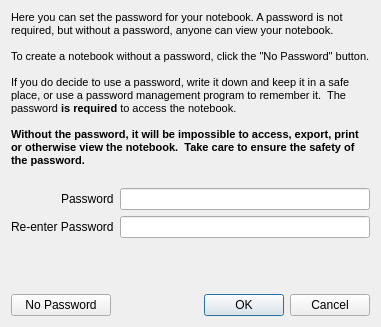
This is set_password_dlg.ui in redeyedvireo/PyNoteBook as Qt 5 draws it before an edit. The edited form follows.
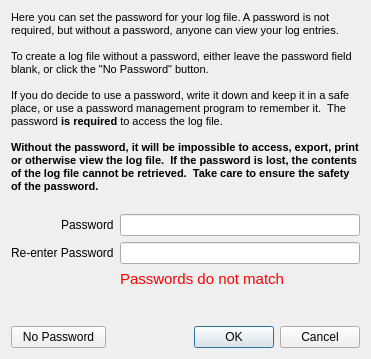
This is the edited form.

```diff
--- a/set_password_dlg.ui
+++ b/set_password_dlg.ui
@@ -6,8 +6,8 @@
    <rect>
     <x>0</x>
     <y>0</y>
-    <width>381</width>
-    <height>327</height>
+    <width>371</width>
+    <height>359</height>
    </rect>
   </property>
   <property name="windowTitle">
@@ -18,19 +18,16 @@
     <widget class="QLabel" name="label">
      <property name="text">
       <string>&lt;!DOCTYPE HTML PUBLIC &quot;-//W3C//DTD HTML 4.0//EN&quot; &quot;http://www.w3.org/TR/REC-html40/strict.dtd&quot;&gt;
-&lt;html&gt;&lt;head&gt;&lt;meta name=&quot;qrichtext&quot; content=&quot;1&quot; /&gt;&lt;meta charset=&quot;utf-8&quot; /&gt;&lt;style type=&quot;text/css&quot;&gt;
+&lt;html&gt;&lt;head&gt;&lt;meta name=&quot;qrichtext&quot; content=&quot;1&quot; /&gt;&lt;style type=&quot;text/css&quot;&gt;
 p, li { white-space: pre-wrap; }
-hr { height: 1px; border-width: 0; }
-li.unchecked::marker { content: &quot;\2610&quot;; }
-li.checked::marker { content: &quot;\2612&quot;; }
-&lt;/style&gt;&lt;/head&gt;&lt;body style=&quot; font-family:'Segoe UI'; font-size:9pt; font-weight:400; font-style:normal;&quot;&gt;
-&lt;p style=&quot; margin-top:0px; margin-bottom:0px; margin-left:0px; margin-right:0px; -qt-block-indent:0; text-indent:0px;&quot;&gt;&lt;span style=&quot; font-family:'MS Shell Dlg 2'; font-size:8pt;&quot;&gt;Here you can set the password for your notebook. A password is not required, but without a password, anyone can view your notebook.&lt;/span&gt;&lt;/p&gt;
-&lt;p style=&quot;-qt-paragraph-type:empty; margin-top:0px; margin-bottom:0px; margin-left:0px; margin-right:0px; -qt-block-indent:0; text-indent:0px; font-family:'MS Shell Dlg 2'; font-size:8pt;&quot;&gt;&lt;br /&gt;&lt;/p&gt;
-&lt;p style=&quot; margin-top:0px; margin-bottom:0px; margin-left:0px; margin-right:0px; -qt-block-indent:0; text-indent:0px;&quot;&gt;&lt;span style=&quot; font-family:'MS Shell Dlg 2'; font-size:8pt;&quot;&gt;To create a notebook without a password, click the &amp;quot;No Password&amp;quot; button.&lt;/span&gt;&lt;/p&gt;
-&lt;p style=&quot;-qt-paragraph-type:empty; margin-top:0px; margin-bottom:0px; margin-left:0px; margin-right:0px; -qt-block-indent:0; text-indent:0px; font-family:'MS Shell Dlg 2'; font-size:8pt;&quot;&gt;&lt;br /&gt;&lt;/p&gt;
-&lt;p style=&quot; margin-top:0px; margin-bottom:0px; margin-left:0px; margin-right:0px; -qt-block-indent:0; text-indent:0px;&quot;&gt;&lt;span style=&quot; font-family:'MS Shell Dlg 2'; font-size:8pt;&quot;&gt;If you do decide to use a password, write it down and keep it in a safe place, or use a password management program to remember it.  The password &lt;/span&gt;&lt;span style=&quot; font-family:'MS Shell Dlg 2'; font-size:8pt; font-weight:600;&quot;&gt;is required&lt;/span&gt;&lt;span style=&quot; font-family:'MS Shell Dlg 2'; font-size:8pt;&quot;&gt; to access the notebook.&lt;/span&gt;&lt;/p&gt;
-&lt;p style=&quot;-qt-paragraph-type:empty; margin-top:0px; margin-bottom:0px; margin-left:0px; margin-right:0px; -qt-block-indent:0; text-indent:0px; font-family:'MS Shell Dlg 2'; font-size:8pt;&quot;&gt;&lt;br /&gt;&lt;/p&gt;
-&lt;p style=&quot; margin-top:0px; margin-bottom:0px; margin-left:0px; margin-right:0px; -qt-block-indent:0; text-indent:0px;&quot;&gt;&lt;span style=&quot; font-family:'MS Shell Dlg 2'; font-size:8pt; font-weight:600;&quot;&gt;Without the password, it will be impossible to access, export, print or otherwise view the notebook.  Take care to ensure the safety of the password.&lt;/span&gt;&lt;/p&gt;&lt;/body&gt;&lt;/html&gt;</string>
+&lt;/style&gt;&lt;/head&gt;&lt;body style=&quot; font-family:'MS Shell Dlg 2'; font-size:8.25pt; font-weight:400; font-style:normal;&quot;&gt;
+&lt;p style=&quot; margin-top:0px; margin-bottom:0px; margin-left:0px; margin-right:0px; -qt-block-indent:0; text-indent:0px;&quot;&gt;&lt;span style=&quot; font-size:8pt;&quot;&gt;Here you can set the password for your log file. A password is not required, but without a password, anyone can view your log entries.&lt;/span&gt;&lt;/p&gt;
+&lt;p style=&quot;-qt-paragraph-type:empty; margin-top:0px; margin-bottom:0px; margin-left:0px; margin-right:0px; -qt-block-indent:0; text-indent:0px; font-size:8pt;&quot;&gt;&lt;/p&gt;
+&lt;p style=&quot; margin-top:0px; margin-bottom:0px; margin-left:0px; margin-right:0px; -qt-block-indent:0; text-indent:0px;&quot;&gt;&lt;span style=&quot; font-size:8pt;&quot;&gt;To create a log file without a password, either leave the password field blank, or click the &amp;quot;No Password&amp;quot; button.&lt;/span&gt;&lt;/p&gt;
+&lt;p style=&quot;-qt-paragraph-type:empty; margin-top:0px; margin-bottom:0px; margin-left:0px; margin-right:0px; -qt-block-indent:0; text-indent:0px; font-size:8pt;&quot;&gt;&lt;/p&gt;
+&lt;p style=&quot; margin-top:0px; margin-bottom:0px; margin-left:0px; margin-right:0px; -qt-block-indent:0; text-indent:0px;&quot;&gt;&lt;span style=&quot; font-size:8pt;&quot;&gt;If you do decide to use a password, write it down and keep it in a safe place, or use a password management program to remember it.  The password &lt;/span&gt;&lt;span style=&quot; font-size:8pt; font-weight:600;&quot;&gt;is required&lt;/span&gt;&lt;span style=&quot; font-size:8pt;&quot;&gt; to access the log file.&lt;/span&gt;&lt;/p&gt;
+&lt;p style=&quot;-qt-paragraph-type:empty; margin-top:0px; margin-bottom:0px; margin-left:0px; margin-right:0px; -qt-block-indent:0; text-indent:0px; font-size:8pt;&quot;&gt;&lt;/p&gt;
+&lt;p style=&quot; margin-top:0px; margin-bottom:0px; margin-left:0px; margin-right:0px; -qt-block-indent:0; text-indent:0px;&quot;&gt;&lt;span style=&quot; font-size:8pt; font-weight:600;&quot;&gt;Without the password, it will be impossible to access, export, print or otherwise view the log file.  If the password is lost, the contents of the log file cannot be retrieved.  Take care to ensure the safety of the password.&lt;/span&gt;&lt;/p&gt;&lt;/body&gt;&lt;/html&gt;</string>
      </property>
      <property name="textFormat">
       <enum>Qt::TextFormat::AutoText</enum>
@@ -89,15 +86,49 @@
        </property>
       </widget>
      </item>
+     <item row="2" column="1">
+      <widget class="QLabel" name="passwordsNotMatchLabel">
+       <property name="font">
+        <font>
+         <pointsize>11</pointsize>
+        </font>
+       </property>
+       <property name="styleSheet">
+        <string notr="true">color: red</string>
+       </property>
+       <property name="text">
+        <string>Passwords do not match</string>
+       </property>
+      </widget>
+     </item>
     </layout>
    </item>
+   <item>
+    <spacer name="verticalSpacer_2">
+     <property name="orientation">
+      <enum>Qt::Orientation::Vertical</enum>
+     </property>
+     <property name="sizeHint" stdset="0">
+      <size>
+       <width>20</width>
+       <height>21</height>
+      </size>
+     </property>
+    </spacer>
+   </item>
    <item>
     <layout class="QHBoxLayout" name="horizontalLayout">
      <item>
       <widget class="QPushButton" name="noPasswordButton">
+       <property name="sizePolicy">
+        <sizepolicy hsizetype="Preferred" vsizetype="Fixed">
+         <horstretch>0</horstretch>
+         <verstretch>0</verstretch>
+        </sizepolicy>
+       </property>
        <property name="minimumSize">
         <size>
-         <width>100</width>
+         <width>95</width>
          <height>0</height>
         </size>
        </property>
```
Left out of the diff: 2 changed lines with no effect on the pictures.
